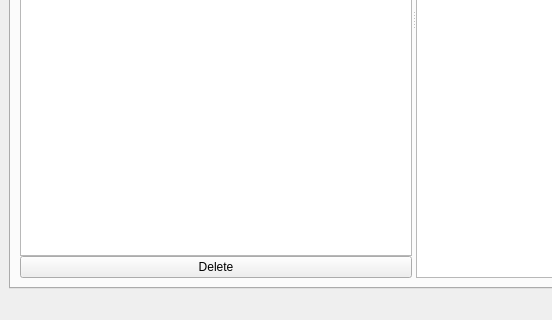
Qt form SearchEngineGUI/mainwindow.ui (kapsimus/Search_engine) before a commit; both pictures show x 0 to 552 and y 303 to 623 of the 828 by 623 pixel window.
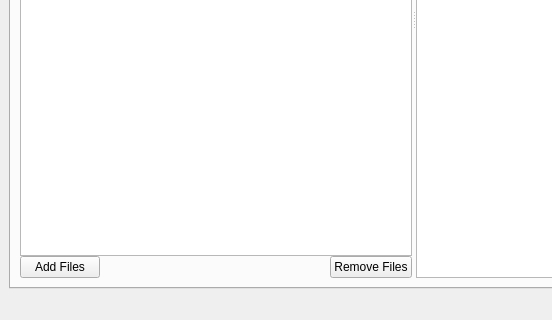
The same form after that commit.

Diff of the .ui file:
```diff
--- a/SearchEngineGUI/mainwindow.ui
+++ b/SearchEngineGUI/mainwindow.ui
@@ -57,7 +57,7 @@
           <property name="orientation">
            <enum>Qt::Horizontal</enum>
           </property>
-          <widget class="QWidget" name="">
+          <widget class="QWidget" name="layoutWidget">
            <layout class="QVBoxLayout" name="verticalLayout">
             <property name="spacing">
              <number>0</number>
@@ -97,6 +97,28 @@
              </widget>
             </item>
             <item>
+             <layout class="QHBoxLayout" name="horizontalLayout_3">
+              <item>
+               <widget class="QPushButton" name="pbAddFiles">
+                <property name="text">
+                 <string>Add Files</string>
+                </property>
+               </widget>
+              </item>
+              <item>
+               <spacer name="horizontalSpacer">
+                <property name="orientation">
+                 <enum>Qt::Horizontal</enum>
+                </property>
+                <property name="sizeHint" stdset="0">
+                 <size>
+                  <width>40</width>
+                  <height>20</height>
+                 </size>
+                </property>
+               </spacer>
+              </item>
+              <item>
              <widget class="QPushButton" name="pbDeletePath">
               <property name="sizePolicy">
                <sizepolicy hsizetype="Minimum" vsizetype="Minimum">
@@ -105,9 +127,11 @@
                </sizepolicy>
               </property>
               <property name="text">
-               <string>Delete</string>
-              </property>
-             </widget>
+                 <string>Remove Files</string>
+                </property>
+               </widget>
+              </item>
+             </layout>
             </item>
            </layout>
           </widget>
```
Lines whose indentation alone changed are shown as unchanged.
